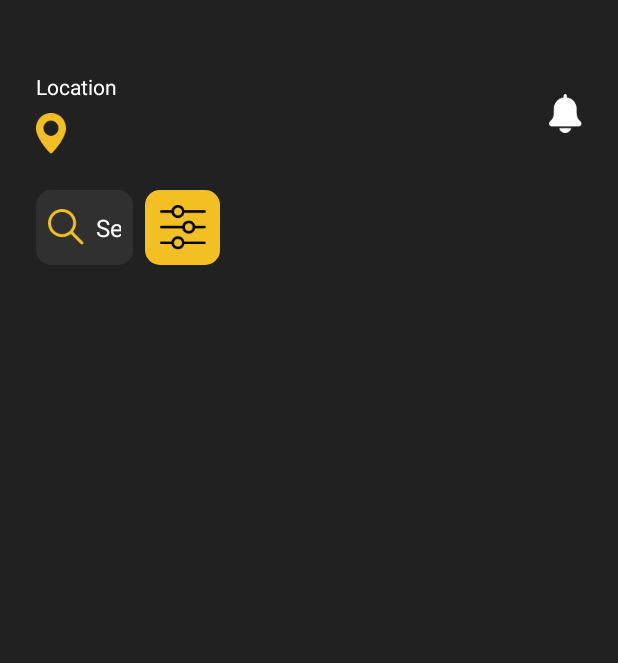
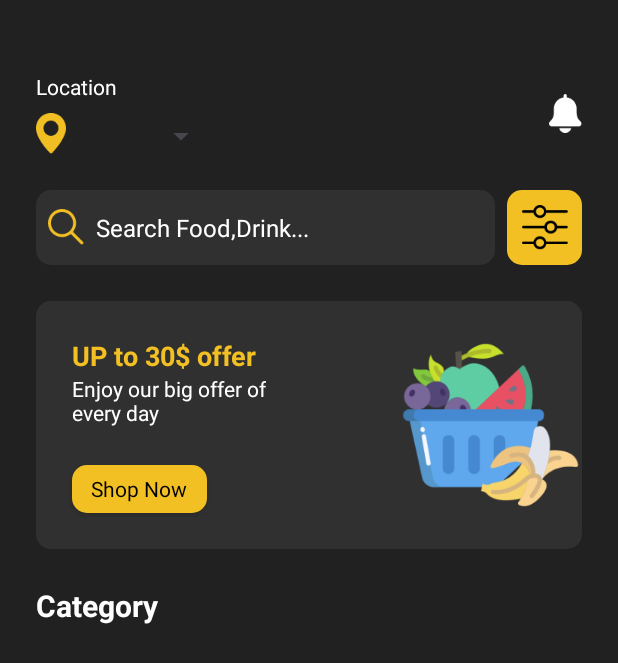
Before and after one commit to LeahDeshar/AndroidJava-Ecommerce, an Android app: the MainActivity2 screen opened directly, with no data from a screen before it, on a phone screen of 412 x 824 dp. Shown: the top 663 px of the screen. Run offline under Robolectric (Android 15) with nearby library versions, the phone set to English and light mode, and no system bars.

Commit message:
intro: ui

```diff
--- a/app/src/main/res/layout/activity_main2.xml
+++ b/app/src/main/res/layout/activity_main2.xml
@@ -15,47 +15,54 @@
             android:layout_width="match_parent"
             android:layout_height="wrap_content"
             android:orientation="vertical">
+
             <androidx.constraintlayout.widget.ConstraintLayout
                 android:layout_width="match_parent"
                 android:layout_height="match_parent"
+                android:layout_marginStart="24dp"
                 android:layout_marginTop="48dp"
-                android:layout_marginStart="24dp"
                 android:layout_marginEnd="24dp"
-                >
+                app:layout_constraintBottom_toTopOf="@+id/imageView2"
+                app:layout_constraintTop_toTopOf="@+id/imageView2">
+
                 <TextView
                     android:id="@+id/textView4"
                     android:layout_width="wrap_content"
+                    android:layout_height="wrap_content"
                     android:text="Location"
                     android:textColor="@color/white"
                     app:layout_constraintStart_toStartOf="parent"
-                    app:layout_constraintTop_toTopOf="parent"
-                    android:layout_height="wrap_content"/>
+                    app:layout_constraintTop_toTopOf="parent" />
+
                 <ImageView
+                    android:id="@+id/imageView2"
                     android:layout_width="wrap_content"
                     android:layout_height="wrap_content"
-                    android:id="@+id/imageView2"
+                    android:layout_marginTop="8dp"
+                    app:layout_constraintStart_toStartOf="parent"
                     app:layout_constraintTop_toBottomOf="@+id/textView4"
-                    app:srcCompat="@drawable/location"
-                    android:layout_marginTop="8dp"
-                    />
+                    app:srcCompat="@drawable/location" />
+
                 <Spinner
+                    android:id="@+id/locationSp"
                     android:layout_width="wrap_content"
                     android:layout_height="wrap_content"
-                    android:id="@+id/locationSp"
                     android:layout_marginStart="8dp"
-                    app:layout_constraintBottom_toBottomOf="@+id/textView4"
+                    app:layout_constraintBottom_toBottomOf="parent"
+                    app:layout_constraintEnd_toStartOf="@+id/imageView3"
+                    app:layout_constraintHorizontal_bias="0.169"
                     app:layout_constraintStart_toEndOf="@+id/imageView2"
-                    app:layout_constraintTop_toTopOf="@+id/imageView2"/>
+                    app:layout_constraintTop_toTopOf="@+id/imageView2"
+                    app:layout_constraintVertical_bias="1.0" />
 
                 <ImageView
+                    android:id="@+id/imageView3"
                     android:layout_width="wrap_content"
                     android:layout_height="wrap_content"
-                    android:id="@+id/imageView3"
                     app:layout_constraintBottom_toBottomOf="parent"
                     app:layout_constraintEnd_toEndOf="parent"
                     app:layout_constraintTop_toTopOf="parent"
-                    app:srcCompat="@drawable/bell"
-                    />
+                    app:srcCompat="@drawable/bell" />
 
             </androidx.constraintlayout.widget.ConstraintLayout>
 
@@ -99,14 +106,79 @@
                         app:srcCompat="@drawable/settings" />
                 </androidx.constraintlayout.widget.ConstraintLayout>
 
-                <androidx.constraintlayout.widget.ConstraintLayout
-                    android:layout_width="match_parent"
-                    android:layout_height="match_parent"
-                    android:layout_weight="1">
 
-                </androidx.constraintlayout.widget.ConstraintLayout>
 
             </LinearLayout>
+            <androidx.constraintlayout.widget.ConstraintLayout
+                android:layout_width="match_parent"
+                android:layout_height="165dp"
+                android:background="@drawable/light_black_bg"
+                android:layout_marginStart="24dp"
+                android:layout_marginBottom="24dp"
+                android:layout_marginEnd="24dp"
+                >
+
+                <ImageView
+                    android:id="@+id/imageView5"
+                    android:layout_width="wrap_content"
+                    android:layout_height="wrap_content"
+                    app:layout_constraintBottom_toBottomOf="parent"
+                    app:layout_constraintEnd_toEndOf="parent"
+                    app:layout_constraintTop_toTopOf="parent"
+                    app:srcCompat="@drawable/basket_banner" />
+
+                <TextView
+                    android:id="@+id/textView5"
+                    android:layout_width="wrap_content"
+                    android:layout_height="wrap_content"
+                    android:layout_marginStart="24dp"
+                    android:layout_marginTop="24dp"
+                    android:textSize="18sp"
+                    android:textColor="@color/yellow"
+                    android:textStyle="bold"
+
+                    app:layout_constraintStart_toStartOf="parent"
+                    app:layout_constraintTop_toTopOf="parent"
+                    android:text="UP to 30$ offer" />
+
+                <TextView
+                    android:id="@+id/textView6"
+                    android:layout_width="wrap_content"
+                    android:layout_height="wrap_content"
+                    android:textColor="@color/white"
+                    android:text="Enjoy our big offer of\nevery day"
+                    app:layout_constraintStart_toStartOf="@+id/textView5"
+                    app:layout_constraintTop_toBottomOf="@+id/textView5" />
+
+                <androidx.appcompat.widget.AppCompatButton
+                    android:id="@+id/button"
+                    android:layout_width="90dp"
+                    android:layout_height="32dp"
+                    android:layout_marginBottom="24dp"
+                    android:text="Shop Now"
+                    android:textSize="14sp"
+                    style="@android:style/Widget.Button"
+                    android:background="@drawable/yellow_bg"
+                    app:layout_constraintStart_toStartOf="@+id/textView5"
+                    app:layout_constraintBottom_toBottomOf="parent" />
+            </androidx.constraintlayout.widget.ConstraintLayout>
+
+            <TextView
+                android:id="@+id/textView7"
+                android:layout_width="match_parent"
+                android:layout_height="wrap_content"
+                android:text="Category"
+                android:layout_marginStart="24dp"
+                android:textSize="20sp"
+                android:textColor="@color/white"
+                android:textStyle="bold"
+                />
+
+            <androidx.constraintlayout.widget.ConstraintLayout
+                android:layout_width="match_parent"
+                android:layout_height="match_parent">
+
+            </androidx.constraintlayout.widget.ConstraintLayout>
         </LinearLayout>
     </ScrollView>
 
```
